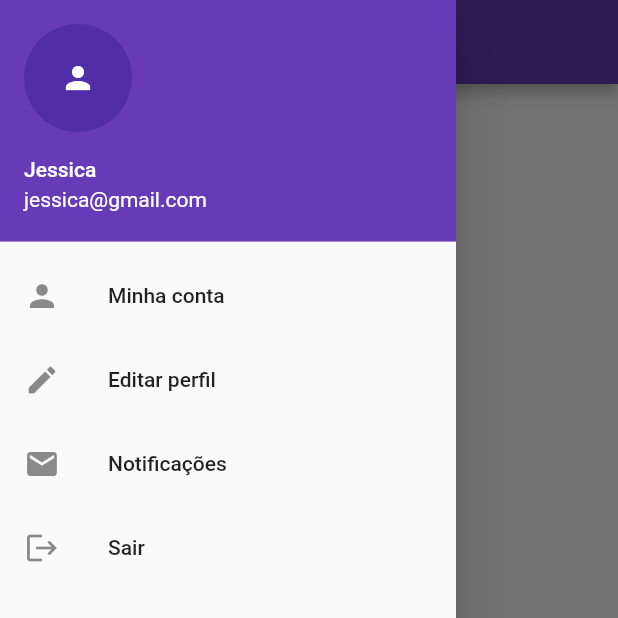
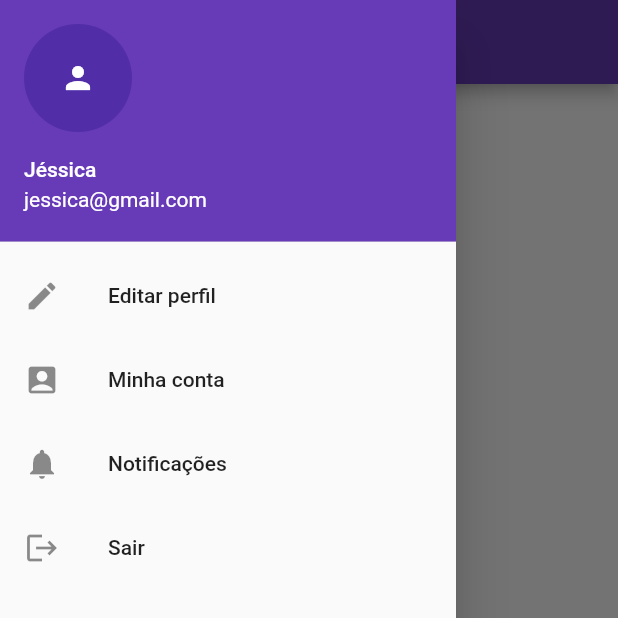
Before and after one commit to salomaotech/FlutterBoot, a Flutter app: the screen it shows after launch, with the side drawer open, on a phone screen of 412 x 824 dp, the top half of it. Run offline on Flutter 3.47's test engine with Material 2 defaults, Android fonts, the phone set to English and light mode, and no system bars.

```diff
--- a/lib/main.dart
+++ b/lib/main.dart
@@ -1,7 +1,15 @@
-import 'package:curso_flutter/widgets/statefull/DrawerNavigationButton.dart';
-import 'package:curso_flutter/widgets/stateless/HomeScreen.dart';
+import 'package:curso_flutter/resources/components/MenuTopLeftImplement.dart';
+import 'package:curso_flutter/widgets/home/HomeScreen.dart';
 import 'package:flutter/material.dart';
 
+/**
+ * Description:>
+ * author:> @salomaotech
+ */
 void main() {
-  runApp(HomeScreen("Meu app", Text("Olá"), DrawerNavigationButton()));
+  /* list of widgets */
+  List<Widget> items = <Widget>[];
+
+  /* return home */
+  runApp(HomeScreen("Meu app", items, MenuTopLeftImplement()));
 }
--- a/lib/widgets/statefull/UserAccount.dart
+++ b/lib/resources/components/UserAccount.dart
@@ -1,7 +1,8 @@
 import 'package:flutter/material.dart';
 
 /**
- * autor: @salomaotech
+ * Description:>
+ * author:> @salomaotech
  */
 class UserAccount extends StatefulWidget {
   /* properties */
--- /dev/null
+++ b/lib/widgets/home/HomeScreen.dart
@@ -0,0 +1,43 @@
+import 'package:flutter/material.dart';
+
+import '../menu/MenuConstructor.dart';
+import '../menu/MenuTopLeft.dart';
+
+/**
+ * Description:>
+ * author:> @salomaotech
+ */
+class HomeScreen extends StatelessWidget {
+  /* properties */
+  String _titleApp;
+
+  /* objects */
+  List<Widget> _bodyContent;
+  MenuTopLeft _topLeftNavigation;
+
+  /* constructor */
+  HomeScreen(this._titleApp, this._bodyContent, this._topLeftNavigation);
+
+  @override
+  Widget build(BuildContext context) {
+    return MaterialApp(
+      title: this._titleApp,
+      theme: ThemeData(
+        primarySwatch: Colors.deepPurple,
+      ),
+      home: Scaffold(
+        drawer: MenuConstructor(_topLeftNavigation.items),
+        appBar: AppBar(
+          title: Text(this._titleApp),
+        ),
+        body: ListView.builder(
+          itemCount: _bodyContent.length,
+          itemBuilder: (context, index) {
+            final item = _bodyContent[index];
+            return item;
+          },
+        ),
+      ),
+    );
+  }
+}
--- /dev/null
+++ b/lib/widgets/menu/MenuConstructor.dart
@@ -0,0 +1,28 @@
+import "package:flutter/material.dart";
+
+import '../router/RouterConstructor.dart';
+
+/**
+ * Description:>
+ * author:> @salomaotech
+ */
+class MenuConstructor extends StatelessWidget {
+  /* list of itens of menu */
+  List<Widget> _itemsMenu = <Widget>[];
+
+  /* construct */
+  MenuConstructor(this._itemsMenu);
+
+  @override
+  Widget build(BuildContext context) {
+    return Drawer(
+      child: ListView.builder(
+        itemCount: _itemsMenu.length,
+        itemBuilder: (context, index) {
+          final item = _itemsMenu[index];
+          return item;
+        },
+      ),
+    );
+  }
+}
--- /dev/null
+++ b/lib/widgets/menu/MenuTopLeft.dart
@@ -0,0 +1,25 @@
+import 'package:flutter/cupertino.dart';
+
+import '../router/RouterConstructor.dart';
+
+/**
+ * Description:>
+ * author:> @salomaotech
+ */
+abstract class MenuTopLeft {
+  /* options of menu */
+  final List<Widget> _items = <Widget>[];
+
+  /* add ordinary widget */
+  void addItemWidgetOrdinary(Widget object) {
+    _items.add(object);
+  }
+
+  /* add item of menu */
+  void addItemRouter(Widget object, String title, IconData iconData) {
+    _items.add(RouterConstructor(object, title, iconData));
+  }
+
+  /* return */
+  List<Widget> get items => _items;
+}
--- /dev/null
+++ b/lib/widgets/router/RouterConstructor.dart
@@ -0,0 +1,32 @@
+import 'package:flutter/cupertino.dart';
+import 'package:flutter/material.dart';
+
+/**
+ * Description:>
+ * author:> @salomaotech
+ */
+class RouterConstructor extends StatelessWidget {
+  /* objects */
+  Widget _object;
+  IconData _iconData;
+
+  /* properties */
+  String _title;
+
+  /* constructor */
+  RouterConstructor(this._object, this._title, this._iconData);
+
+  @override
+  Widget build(BuildContext context) {
+    return ListTile(
+      leading: Icon(_iconData),
+      title: Text(this._title),
+      onTap: () {
+        Navigator.push(
+          context,
+          MaterialPageRoute(builder: (context) => _object),
+        );
+      },
+    );
+  }
+}
--- a/lib/widgets/statefull/DrawerNavigationButton.dart
+++ /dev/null
@@ -1,67 +0,0 @@
-import 'package:curso_flutter/widgets/stateless/EditProfile.dart';
-import 'package:curso_flutter/widgets/stateless/Exit.dart';
-import "package:flutter/material.dart";
-
-import '../stateless/MyAccount.dart';
-import '../stateless/Notify.dart';
-import 'UserAccount.dart';
-
-/**
- * autor: @salomaotech
- */
-class DrawerNavigationButton extends StatefulWidget {
-  @override
-  _StateDrawerNavigationButton createState() => _StateDrawerNavigationButton();
-}
-
-/* class that content the state */
-class _StateDrawerNavigationButton extends State<DrawerNavigationButton> {
-  @override
-  Widget build(BuildContext context) {
-    return Drawer(
-      child: ListView(
-        children: [
-          UserAccount("Jessica", "jessica@gmail.com"),
-          ListTile(
-            leading: Icon(Icons.person),
-            title: Text("Minha conta"),
-            onTap: () {
-              Navigator.push(context,
-                  MaterialPageRoute(builder: (context) => MyAccount()));
-            },
-          ),
-          ListTile(
-            leading: Icon(Icons.edit),
-            title: Text("Editar perfil"),
-            onTap: () {
-              Navigator.push(
-                context,
-                MaterialPageRoute(builder: (context) => EditProfile()),
-              );
-            },
-          ),
-          ListTile(
-            leading: Icon(Icons.email),
-            title: Text("Notificações"),
-            onTap: () {
-              Navigator.push(
-                context,
-                MaterialPageRoute(builder: (context) => Notify()),
-              );
-            },
-          ),
-          ListTile(
-            leading: Icon(Icons.logout),
-            title: Text("Sair"),
-            onTap: () {
-              Navigator.push(
-                context,
-                MaterialPageRoute(builder: (context) => Exit()),
-              );
-            },
-          ),
-        ],
-      ),
-    );
-  }
-}
--- a/lib/widgets/stateless/HomeScreen.dart
+++ /dev/null
@@ -1,33 +0,0 @@
-import "package:flutter/material.dart";
-
-/**
- * Author: @salomaotech
- */
-class HomeScreen extends StatelessWidget {
-  /* properties */
-  String _titleApp;
-
-  /* objects */
-  Widget _bodyContent;
-  Widget _homeNavigation;
-
-  /* constructor */
-  HomeScreen(this._titleApp, this._bodyContent, this._homeNavigation);
-
-  @override
-  Widget build(BuildContext context) {
-    return MaterialApp(
-      title: this._titleApp,
-      theme: ThemeData(
-        primarySwatch: Colors.deepPurple,
-      ),
-      home: Scaffold(
-        drawer: this._homeNavigation,
-        appBar: AppBar(
-          title: Text(this._titleApp),
-        ),
-        body: this._bodyContent,
-      ),
-    );
-  }
-}
```
Also changed, not shown: lib/resources/components/MenuTopLeftImplement.dart (added, +22 -0 lines), lib/resources/templates/EditProfile.dart (added, +20 -0 lines), lib/resources/templates/Exit.dart (added, +19 -0 lines), lib/resources/templates/MyAccount.dart (added, +19 -0 lines), lib/resources/templates/Notify.dart (added, +19 -0 lines), lib/widgets/stateless/EditProfile.dart (deleted, +0 -11 lines), lib/widgets/stateless/Exit.dart (deleted, +0 -11 lines), lib/widgets/stateless/MyAccount.dart (deleted, +0 -11 lines), lib/widgets/stateless/Notify.dart (deleted, +0 -11 lines), 2 other files.
